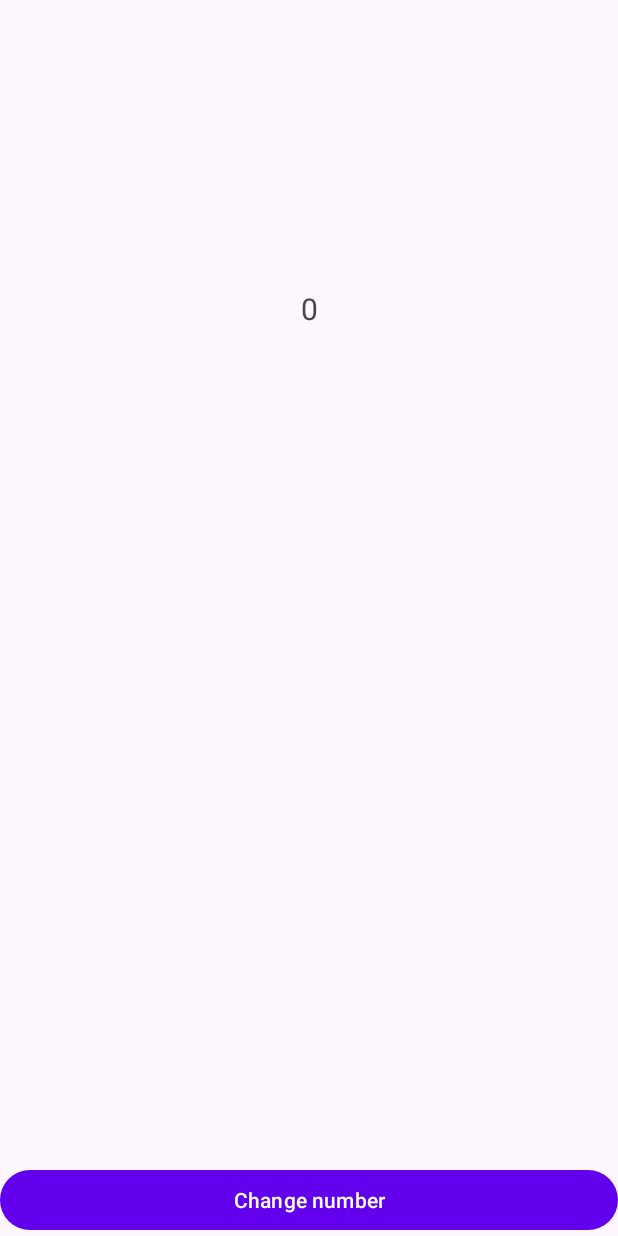
After one commit to vpigadas/York-wmt4x3u, an Android app: the OneFragment screen opened directly, with no data from a screen before it, on a phone screen of 412 x 824 dp. The commit adds this screen. Run offline under Robolectric (Android 15) with nearby library versions, the phone set to English and light mode, and no system bars.

Commit message:
- viemodel

```diff
--- a/app/src/main/AndroidManifest.xml
+++ b/app/src/main/AndroidManifest.xml
@@ -14,6 +14,9 @@
         android:supportsRtl="true"
         android:theme="@style/Theme.MyApplication"
         tools:targetApi="31">
+        <activity
+            android:name=".viewmodel.ViewModelActivity"
+            android:exported="false" />
         <activity
             android:name=".database.DatabaseActivity"
             android:exported="false" />
--- a/app/src/main/java/com/york/sample/wmt4x3u/database/UserDao.java
+++ b/app/src/main/java/com/york/sample/wmt4x3u/database/UserDao.java
@@ -2,6 +2,7 @@ package com.york.sample.wmt4x3u.database;
 
 
 import androidx.annotation.Nullable;
+import androidx.lifecycle.LiveData;
 import androidx.room.Dao;
 import androidx.room.Delete;
 import androidx.room.Insert;
@@ -29,6 +30,9 @@ public interface UserDao {
     @Query("SELECT * FROM UserTable")
     public List<UserTable> retrieve();
 
+    @Query("SELECT * FROM UserTable")
+    public LiveData<List<UserTable>> retrieveAsyc();
+
     @Query("SELECT * FROM UserTable LIMIT 1")
     @Nullable
     public UserTable retrieveFirst();
--- /dev/null
+++ b/app/src/main/java/com/york/sample/wmt4x3u/viewmodel/NumberViewModel.java
@@ -0,0 +1,23 @@
+package com.york.sample.wmt4x3u.viewmodel;
+
+import android.util.Log;
+
+import androidx.lifecycle.LiveData;
+import androidx.lifecycle.MutableLiveData;
+import androidx.lifecycle.ViewModel;
+
+public class NumberViewModel extends ViewModel {
+
+    private MutableLiveData<Integer> _number = new MutableLiveData<Integer>(0);
+    public LiveData<Integer> number = _number;
+
+    public void increase() {
+        _number.postValue(_number.getValue() + 1);
+        Log.d("NumberViewModel", "Number increased to " + number.getValue());
+    }
+
+    public int read() {
+        Log.d("NumberViewModel", "Current number is " + number);
+        return number.getValue();
+    }
+}
--- /dev/null
+++ b/app/src/main/java/com/york/sample/wmt4x3u/viewmodel/OneFragment.java
@@ -0,0 +1,59 @@
+package com.york.sample.wmt4x3u.viewmodel;
+
+import android.os.Bundle;
+import android.view.LayoutInflater;
+import android.view.View;
+import android.view.ViewGroup;
+
+import androidx.annotation.NonNull;
+import androidx.annotation.Nullable;
+import androidx.fragment.app.Fragment;
+import androidx.lifecycle.Observer;
+import androidx.lifecycle.ViewModelProvider;
+
+import com.york.sample.wmt4x3u.databinding.FragmentOneBinding;
+
+public class OneFragment extends Fragment {
+
+    private FragmentOneBinding binding;
+
+    private NumberViewModel viewModel;
+
+    public OneFragment() {
+        // Required empty public constructor
+    }
+
+    public static OneFragment newInstance() {
+        OneFragment fragment = new OneFragment();
+        return fragment;
+    }
+
+    @Override
+    public void onCreate(@Nullable Bundle savedInstanceState) {
+        super.onCreate(savedInstanceState);
+
+        viewModel = new ViewModelProvider(getActivity()).get(NumberViewModel.class);
+    }
+
+    @Override
+    public View onCreateView(LayoutInflater inflater, ViewGroup container,
+                             Bundle savedInstanceState) {
+        // Inflate the layout for this fragment
+        binding = FragmentOneBinding.inflate(inflater, container, false);
+        return binding.getRoot();
+    }
+
+    @Override
+    public void onViewCreated(@NonNull View view, @Nullable Bundle savedInstanceState) {
+        super.onViewCreated(view, savedInstanceState);
+
+        binding.oneTxt.setText(String.valueOf(viewModel.read()));
+
+        viewModel.number.observe(getViewLifecycleOwner(), new Observer<Integer>() {
+            @Override
+            public void onChanged(Integer integer) {
+                binding.oneTxt.setText(String.valueOf(integer));
+            }
+        });
+    }
+}
--- /dev/null
+++ b/app/src/main/java/com/york/sample/wmt4x3u/viewmodel/TwoFragment.java
@@ -0,0 +1,55 @@
+package com.york.sample.wmt4x3u.viewmodel;
+
+import android.os.Bundle;
+import android.view.LayoutInflater;
+import android.view.View;
+import android.view.ViewGroup;
+
+import androidx.annotation.NonNull;
+import androidx.annotation.Nullable;
+import androidx.fragment.app.Fragment;
+import androidx.lifecycle.ViewModelProvider;
+
+import com.york.sample.wmt4x3u.databinding.FragmentTwoBinding;
+
+public class TwoFragment extends Fragment {
+
+    private FragmentTwoBinding binding;
+    private NumberViewModel viewModel;
+
+    public TwoFragment() {
+        // Required empty public constructor
+    }
+
+    public static TwoFragment newInstance() {
+        TwoFragment fragment = new TwoFragment();
+        return fragment;
+    }
+
+    @Override
+    public void onCreate(Bundle savedInstanceState) {
+        super.onCreate(savedInstanceState);
+
+        viewModel = new ViewModelProvider(getActivity()).get(NumberViewModel.class);
+    }
+
+    @Override
+    public View onCreateView(LayoutInflater inflater, ViewGroup container,
+                             Bundle savedInstanceState) {
+        // Inflate the layout for this fragment
+        binding = FragmentTwoBinding.inflate(inflater, container, false);
+        return binding.getRoot();
+    }
+
+    @Override
+    public void onViewCreated(@NonNull View view, @Nullable Bundle savedInstanceState) {
+        super.onViewCreated(view, savedInstanceState);
+
+        binding.secondBtn.setOnClickListener(new View.OnClickListener() {
+            @Override
+            public void onClick(View v) {
+                viewModel.increase();
+            }
+        });
+    }
+}
--- /dev/null
+++ b/app/src/main/java/com/york/sample/wmt4x3u/viewmodel/ViewModelActivity.java
@@ -0,0 +1,27 @@
+package com.york.sample.wmt4x3u.viewmodel;
+
+import android.os.Bundle;
+
+import androidx.appcompat.app.AppCompatActivity;
+import androidx.fragment.app.FragmentManager;
+import androidx.fragment.app.FragmentTransaction;
+
+import com.york.sample.wmt4x3u.databinding.ActivityViewModelBinding;
+
+public class ViewModelActivity extends AppCompatActivity {
+
+    private ActivityViewModelBinding binding;
+
+    @Override
+    protected void onCreate(Bundle savedInstanceState) {
+        super.onCreate(savedInstanceState);
+        binding = ActivityViewModelBinding.inflate(getLayoutInflater());
+        setContentView(binding.getRoot());
+
+        FragmentManager fragmentManager = getSupportFragmentManager();
+        FragmentTransaction transaction = fragmentManager.beginTransaction();
+        transaction.replace(binding.fragmentContainerOne.getId(), OneFragment.newInstance());
+        transaction.replace(binding.fragmentContainerSecond.getId(), TwoFragment.newInstance());
+        transaction.commit();
+    }
+}
--- a/app/src/main/res/layout/activity_main.xml
+++ b/app/src/main/res/layout/activity_main.xml
@@ -58,4 +58,10 @@
         android:layout_height="wrap_content"
         android:text="Bottom Nav View" />
 
+    <com.google.android.material.button.MaterialButton
+        android:id="@+id/main_btn_viewmodel"
+        android:layout_width="match_parent"
+        android:layout_height="wrap_content"
+        android:text="View Model" />
+
 </LinearLayout>
--- /dev/null
+++ b/app/src/main/res/layout/activity_view_model.xml
@@ -0,0 +1,24 @@
+<?xml version="1.0" encoding="utf-8"?>
+<androidx.constraintlayout.widget.ConstraintLayout xmlns:android="http://schemas.android.com/apk/res/android"
+    xmlns:app="http://schemas.android.com/apk/res-auto"
+    xmlns:tools="http://schemas.android.com/tools"
+    android:id="@+id/main"
+    android:layout_width="match_parent"
+    android:layout_height="match_parent"
+    tools:context=".viewmodel.ViewModelActivity">
+
+    <androidx.fragment.app.FragmentContainerView
+        android:id="@+id/fragment_container_one"
+        android:layout_width="match_parent"
+        android:layout_height="0dp"
+        app:layout_constraintBottom_toTopOf="@id/fragment_container_second"
+        app:layout_constraintTop_toTopOf="parent" />
+
+    <androidx.fragment.app.FragmentContainerView
+        android:id="@+id/fragment_container_second"
+        android:layout_width="match_parent"
+        android:layout_height="0dp"
+        app:layout_constraintBottom_toBottomOf="parent"
+        app:layout_constraintTop_toBottomOf="@id/fragment_container_one" />
+
+</androidx.constraintlayout.widget.ConstraintLayout>
--- /dev/null
+++ b/app/src/main/res/layout/fragment_one.xml
@@ -0,0 +1,17 @@
+<?xml version="1.0" encoding="utf-8"?>
+<FrameLayout xmlns:android="http://schemas.android.com/apk/res/android"
+    xmlns:tools="http://schemas.android.com/tools"
+    android:layout_width="match_parent"
+    android:layout_height="match_parent"
+    tools:context=".viewmodel.OneFragment">
+
+    <!-- TODO: Update blank fragment layout -->
+    <TextView
+        android:id="@+id/one_txt"
+        android:layout_width="match_parent"
+        android:layout_height="match_parent"
+        android:gravity="center"
+        android:text="@string/hello_blank_fragment"
+        android:textSize="20sp" />
+
+</FrameLayout>
--- /dev/null
+++ b/app/src/main/res/layout/fragment_two.xml
@@ -0,0 +1,16 @@
+<?xml version="1.0" encoding="utf-8"?>
+<FrameLayout xmlns:android="http://schemas.android.com/apk/res/android"
+    xmlns:tools="http://schemas.android.com/tools"
+    android:layout_width="match_parent"
+    android:layout_height="match_parent"
+    tools:context=".viewmodel.TwoFragment">
+
+    <!-- TODO: Update blank fragment layout -->
+    <Button
+        android:id="@+id/second_btn"
+        android:layout_width="match_parent"
+        android:layout_height="wrap_content"
+        android:layout_gravity="bottom"
+        android:text="Change number" />
+
+</FrameLayout>
```
Also changed, not shown: app/src/main/java/com/york/sample/wmt4x3u/MainActivity.java (+9 -0 lines), app/src/main/java/com/york/sample/wmt4x3u/database/DatabaseActivity.java (+43 -9 lines), app/src/main/java/com/york/sample/wmt4x3u/database/DatabaseViewModel.java (added, +72 -0 lines), app/src/main/res/layout/activity_database.xml (+14 -0 lines), app/src/main/res/layout/demo.xml (added, +27 -0 lines), 1 other file.
